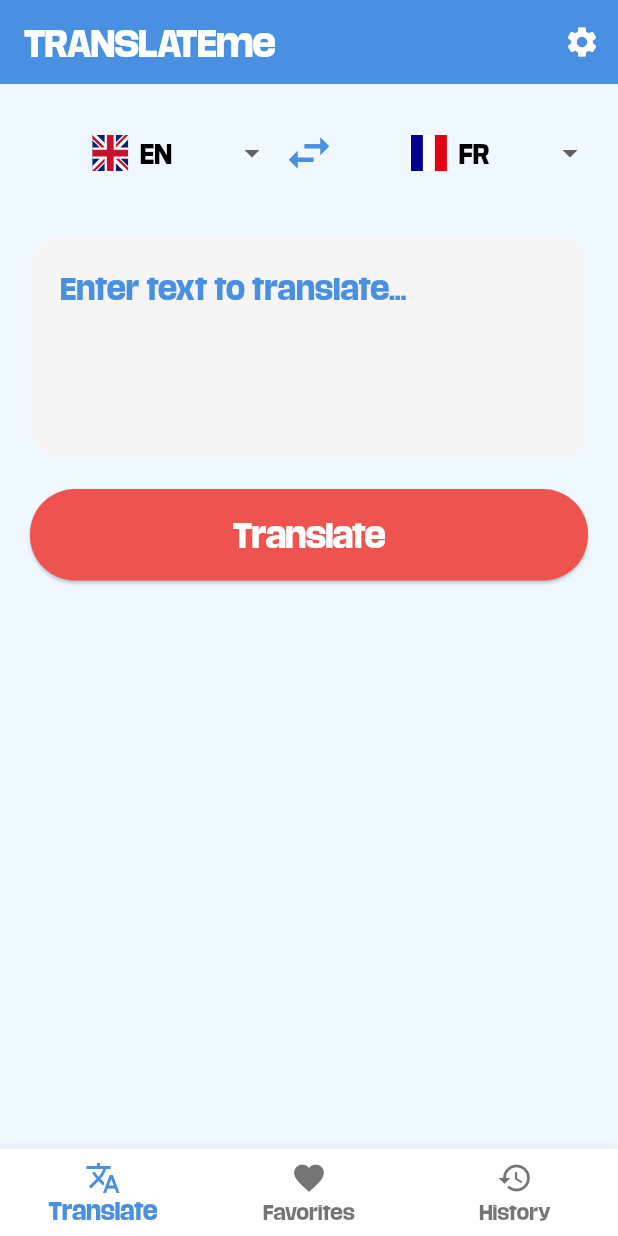
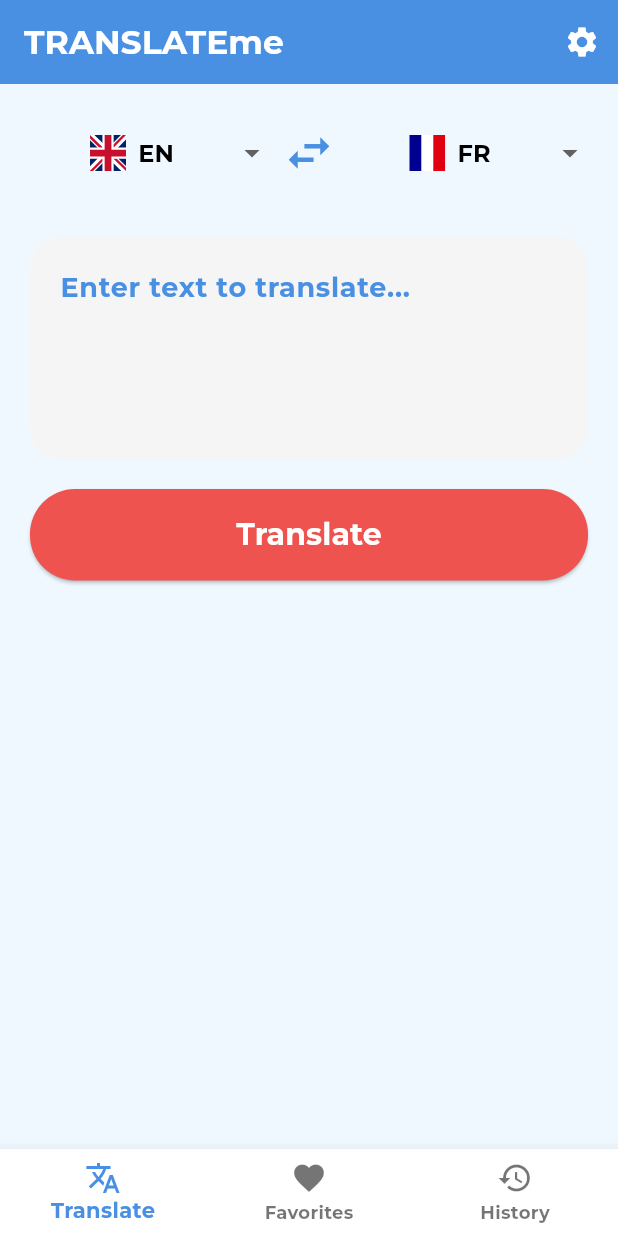
Before and after one commit to darjakolnenkova/translator_app, a Flutter app: the screen it shows after launch, after a tap on "Get started", after a tap on "Translate", on a phone screen of 412 x 824 dp. Run offline on Flutter 3.47's test engine with Material 3 defaults, Android fonts, the light colour scheme and no system bars; our stand-ins replace cloud_firestore, firebase_auth, firebase_core, flutter_local_notifications, flutter_svg, google_sign_in and 2 more; accounts and stored records are empty.

Commit message:
Initial commit

```diff
--- a/lib/main.dart
+++ b/lib/main.dart
@@ -3,11 +3,13 @@ import 'package:firebase_core/firebase_core.dart';
 import 'firebase_options.dart';
 import 'screens/welcome_screen.dart';
 
-void main() async {
+Future<void> main() async {
   WidgetsFlutterBinding.ensureInitialized();
+
   await Firebase.initializeApp(
     options: DefaultFirebaseOptions.currentPlatform,
   );
+
   runApp(const MyApp());
 }
 
@@ -35,21 +37,21 @@ class _MyAppState extends State<MyApp> {
       themeMode: _themeMode,
       theme: ThemeData(
         primaryColor: const Color(0xFF4A90E2),
-        scaffoldBackgroundColor: Color(0xFFF0F8FF),
-        fontFamily: 'MediaSans',
+        scaffoldBackgroundColor: const Color(0xFFF0F8FF),
+        fontFamily: 'Montserrat',
         appBarTheme: const AppBarTheme(
           backgroundColor: Color(0xFF4A90E2),
           foregroundColor: Colors.white,
         ),
-        colorScheme: ColorScheme.light(
-          primary: const Color(0xFF4A90E2),
-          secondary: const Color(0xFFE57373),
+        colorScheme: const ColorScheme.light(
+          primary: Color(0xFF4A90E2),
+          secondary: Color(0xFFE57373),
         ),
       ),
       darkTheme: ThemeData(
         primaryColor: const Color(0xFF4A90E2),
         scaffoldBackgroundColor: const Color(0xFF333333),
-        fontFamily: 'MediaSans',
+        fontFamily: 'Montserrat',
         appBarTheme: const AppBarTheme(
           backgroundColor: Color(0xFF1E1E1E),
           foregroundColor: Colors.white,
--- a/lib/screens/favorites_screen.dart
+++ b/lib/screens/favorites_screen.dart
@@ -50,6 +50,7 @@ class _FavoritesScreenState extends State<FavoritesScreen> {
                   'No favorite translations yet.',
                   style: TextStyle(
                     color: isDark ? Colors.white : Colors.black,
+                    fontSize: 18,
                   ),
                   textAlign: TextAlign.center,
                 ),
--- a/lib/screens/history_screen.dart
+++ b/lib/screens/history_screen.dart
@@ -15,7 +15,12 @@ class HistoryScreen extends StatelessWidget {
 
         final translations = snapshot.data as List<Map<String, String>>;
         if (translations.isEmpty) {
-          return const Center(child: Text("No translation history yet."));
+          return const Center(
+            child: Text(
+              "No translation history yet.",
+              style: TextStyle(fontSize: 18),
+            ),
+          );
         }
 
         return ListView.builder(
--- a/lib/screens/translate_screen.dart
+++ b/lib/screens/translate_screen.dart
@@ -1,4 +1,5 @@
 import 'package:flutter/material.dart';
+import 'package:cloud_firestore/cloud_firestore.dart'; // Шаг 4: Импорт Firestore
 import '../services/translation_service.dart';
 import '../services/history_service.dart';
 import '../models/translation_item.dart';
@@ -82,6 +83,15 @@ class _TranslateScreenState extends State<TranslateScreen> with TickerProviderSt
       );
 
       await HistoryService.saveTranslation(newTranslation.original, newTranslation.translated);
+
+      await FirebaseFirestore.instance.collection('translations').add({
+        'original': newTranslation.original,
+        'translated': newTranslation.translated,
+        'fromLang': newTranslation.fromLang,
+        'toLang': newTranslation.toLang,
+        'timestamp': newTranslation.timestamp.toIso8601String(),
+        'isFavorite': newTranslation.isFavorite,
+      });
 
       setState(() {
         _translatedText = translated;
--- a/lib/screens/welcome_screen.dart
+++ b/lib/screens/welcome_screen.dart
@@ -32,6 +32,7 @@ class WelcomeScreen extends StatelessWidget {
                       color: Colors.white,
                       fontSize: 20,
                       letterSpacing: 1.5,
+                      fontFamily: 'MediaSans',
                     ),
                   ),
                   SizedBox(height: 8),
@@ -42,6 +43,7 @@ class WelcomeScreen extends StatelessWidget {
                       fontSize: 32,
                       fontWeight: FontWeight.bold,
                       letterSpacing: 2.4,
+                      fontFamily: 'MediaSans',
                     ),
                   ),
                 ],
@@ -60,8 +62,8 @@ class WelcomeScreen extends StatelessWidget {
                       "No more miming...",
                       style: TextStyle(
                         fontSize: 24,
-                        letterSpacing: 0.5,
                         fontWeight: FontWeight.w500,
+                        color: Colors.black,
                       ),
                     ),
                     const SizedBox(height: 16),
--- a/pubspec.yaml
+++ b/pubspec.yaml
@@ -45,6 +45,10 @@ flutter:
         - asset: assets/fonts/mediasans-bold-TRIAL-BF63c7546b153ef.otf
         - asset: assets/fonts/mediasans-bold-TRIAL-BF63c7546b153ef.otf
 
+    - family: Montserrat
+      fonts:
+        - asset: assets/fonts/Montserrat-Bold.ttf
+
   assets:
     - assets/backgrounds/waves.svg
     - assets/flags/
```
Also changed, not shown: assets/fonts/Montserrat-Bold.ttf (added), 4 other files.
